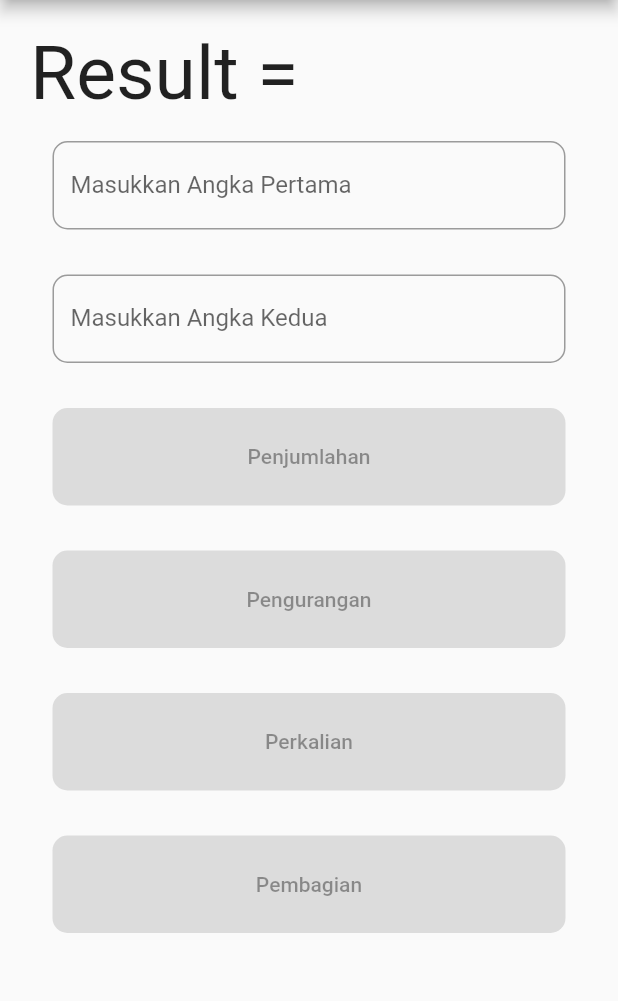
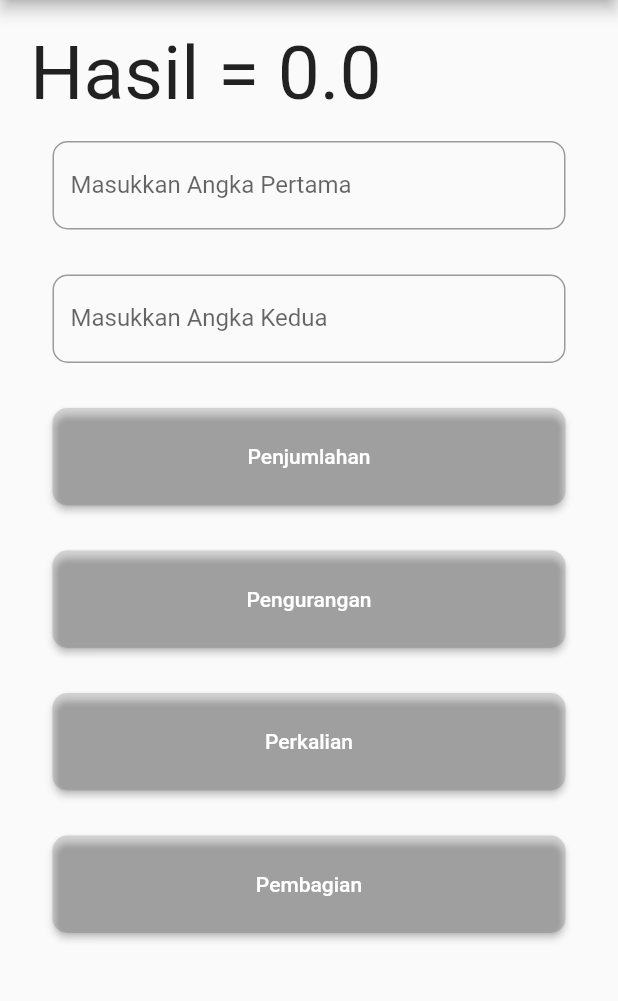
Before and after one commit to KrizaFauzi/flutter-kriza-fauzi-nafi-ubadah-fundamental, a Flutter app: the screen it shows after launch, on a phone screen of 412 x 824 dp, the part 84-1085 px from its top. Run offline on Flutter 3.47's test engine with Material 2 defaults, Android fonts, the phone set to English and light mode, and no system bars.

Commit message:
Upload arithmetic function

```diff
--- a/lib/homepage.dart
+++ b/lib/homepage.dart
@@ -1,6 +1,50 @@
 import 'package:flutter/material.dart';
 
-class HomePage extends StatelessWidget {
+class HomePage extends StatefulWidget {
+  const HomePage({super.key});
+
+  @override
+  State<HomePage> createState() => _HomePageState();
+}
+
+class _HomePageState extends State<HomePage> {
+  double result = 0;
+  var formKey = GlobalKey<FormState>();
+  var angka1 = TextEditingController();
+  var angka2 = TextEditingController();
+
+  void penjumlahan() {
+    setState(() {
+      if (formKey.currentState!.validate()) {
+        result = double.parse(angka1.text) + double.parse(angka2.text);
+      }
+    });
+  }
+
+  void pengurangan() {
+    setState(() {
+      if (formKey.currentState!.validate()) {
+        result = double.parse(angka1.text) - double.parse(angka2.text);
+      }
+    });
+  }
+
+  void perkalian() {
+    setState(() {
+      if (formKey.currentState!.validate()) {
+        result = double.parse(angka1.text) * double.parse(angka2.text);
+      }
+    });
+  }
+
+  void pembagian() {
+    setState(() {
+      if (formKey.currentState!.validate()) {
+        result = double.parse(angka1.text) / double.parse(angka2.text);
+      }
+    });
+  }
+
   @override
   Widget build(BuildContext context) {
     return Scaffold(
@@ -11,15 +55,16 @@ class HomePage extends StatelessWidget {
       body: Padding(
         padding: const EdgeInsets.all(20),
         child: Form(
+          key: formKey,
           child: ListView(
             children: [
-              Text("Result = ", style: const TextStyle(fontSize: 50)),
-              textFormField( "Masukkan Angka Pertama"),
-              textFormField( "Masukkan Angka Kedua"),
-              buttonAritmatika( "Penjumlahan", Colors.black12),
-              buttonAritmatika( "Pengurangan", Colors.black12),
-              buttonAritmatika( "Perkalian", Colors.black12),
-              buttonAritmatika("Pembagian", Colors.black12),
+              Text("Hasil = $result", style: const TextStyle(fontSize: 50)),
+              textFormField(angka1, "Masukkan Angka Pertama"),
+              textFormField(angka2, "Masukkan Angka Kedua"),
+              buttonAritmatika(penjumlahan, "Penjumlahan", Colors.black12),
+              buttonAritmatika(pengurangan, "Pengurangan", Colors.black12),
+              buttonAritmatika(perkalian, "Perkalian", Colors.black12),
+              buttonAritmatika(pembagian, "Pembagian", Colors.black12),
             ],
           ),
         ),
@@ -27,11 +72,18 @@ class HomePage extends StatelessWidget {
     );
   }
 
-  Widget textFormField(String labelText) {
+  Widget textFormField(TextEditingController controller, String labelText) {
     return Container(
       margin: const EdgeInsets.all(10),
       padding: const EdgeInsets.all(5),
       child: TextFormField(
+        controller: controller,
+        validator: (value) {
+          if (value == null || value.isEmpty) {
+            return 'Mohon Masukkan Angka';
+          }
+          return null;
+        },
         decoration: InputDecoration(
             labelText: labelText,
             border: OutlineInputBorder(
@@ -41,13 +93,13 @@ class HomePage extends StatelessWidget {
     );
   }
 
-  Widget buttonAritmatika(String namaButton, Color color) {
+  Widget buttonAritmatika(VoidCallback onPressed, String namaButton, Color color) {
     return Container(
       margin: const EdgeInsets.all(10),
       padding: const EdgeInsets.all(5),
       height: 75,
       child: ElevatedButton(
-        onPressed: null,
+          onPressed: onPressed,
           style: ElevatedButton.styleFrom(
               backgroundColor: color,
               shape: RoundedRectangleBorder(
--- a/lib/main.dart
+++ b/lib/main.dart
@@ -13,7 +13,7 @@ class MainApp extends StatelessWidget {
     return MaterialApp(
       debugShowCheckedModeBanner: false,
       routes: {
-        '/': (context) => HomePage(),
+        '/': (context) => const HomePage(),
       },
     );
   }
```
